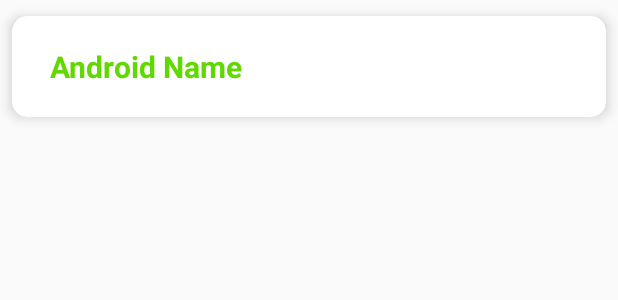
After one commit to garrysawyers3007/Apogee2020, an Android app: the layout more_card_view.xml on its own in the app's theme, with its tools: preview values and no code run, on a phone screen of 412 x 824 dp. The commit adds this screen. Shown: the top 300 px of the screen. Run offline under Robolectric (Android 15) with nearby library versions, the phone set to English and light mode, and no system bars; Roboto replaces fonts that are not available here.

Commit message:
Merge branch 'master' of C:\Users\Naman\Desktop\Apogee2020 AR App\Apogee2020 with conflicts.

```diff
--- a/app/src/main/res/layout/card_view_more1.xml
+++ b/app/src/main/res/layout/card_view_more1.xml
@@ -27,7 +27,8 @@
                 android:layout_width="wrap_content"
                 android:layout_height="wrap_content"
                 android:padding="8dp"
-                android:text="Settings"/>
+                android:text="Settings"
+                android:textColor="@color/color_green"/>
 
             <View
                 android:layout_width="fill_parent"
--- /dev/null
+++ b/app/src/main/res/layout/more_card_view.xml
@@ -0,0 +1,41 @@
+<?xml version="1.0" encoding="utf-8"?>
+<androidx.cardview.widget.CardView xmlns:android="http://schemas.android.com/apk/res/android"
+    android:layout_width="match_parent"
+    android:layout_height="wrap_content"
+    xmlns:card_view="http://schemas.android.com/apk/res-auto"
+    card_view:cardCornerRadius="10dp"
+    card_view:cardElevation="5dp"
+    card_view:cardUseCompatPadding="true"
+    card_view:cardBackgroundColor="#fff">
+
+    <RelativeLayout
+        android:layout_width="match_parent"
+        android:layout_height="match_parent">
+
+        <TextView
+            android:id="@+id/more"
+            android:layout_width="wrap_content"
+            android:layout_height="wrap_content"
+            android:layout_gravity="center_horizontal"
+            android:layout_marginTop="10dp"
+            android:layout_marginBottom="10dp"
+            android:text="Android Name"
+            android:layout_marginLeft="15dp"
+            android:textStyle="bold"
+            android:padding="10dp"
+            android:textColor="@color/green_text"
+            android:textSize="20sp"
+            android:textAppearance="?android:attr/textAppearanceLarge"/>
+
+        <ImageView
+            android:id="@+id/mark"
+            android:layout_width="20dp"
+            android:layout_height="20dp"
+            android:layout_marginTop="25dp"
+            android:layout_alignParentEnd="true"
+            android:layout_marginRight="20dp"
+            android:src="@drawable/next"/>
+
+    </RelativeLayout>
+
+</androidx.cardview.widget.CardView>
--- a/app/src/main/res/layout/more_item_view.xml
+++ b/app/src/main/res/layout/more_item_view.xml
@@ -4,6 +4,7 @@
     android:orientation="vertical"
     android:layout_width="wrap_content"
     android:background="@android:color/transparent"
+    android:alpha="0.80"
     android:layout_height="wrap_content">
 
     <TextView
@@ -19,7 +20,7 @@
         android:textStyle="normal"
         android:paddingLeft="10dp"
         android:paddingTop="10dp"
-        android:textColor="@color/white"
+        android:textColor="@color/green_text"
         android:textSize="15sp"
         android:textAppearance="?android:attr/textAppearanceLarge"/>
 
```
Also changed, not shown: app/src/main/res/values/colors.xml (+68 -0 lines).
